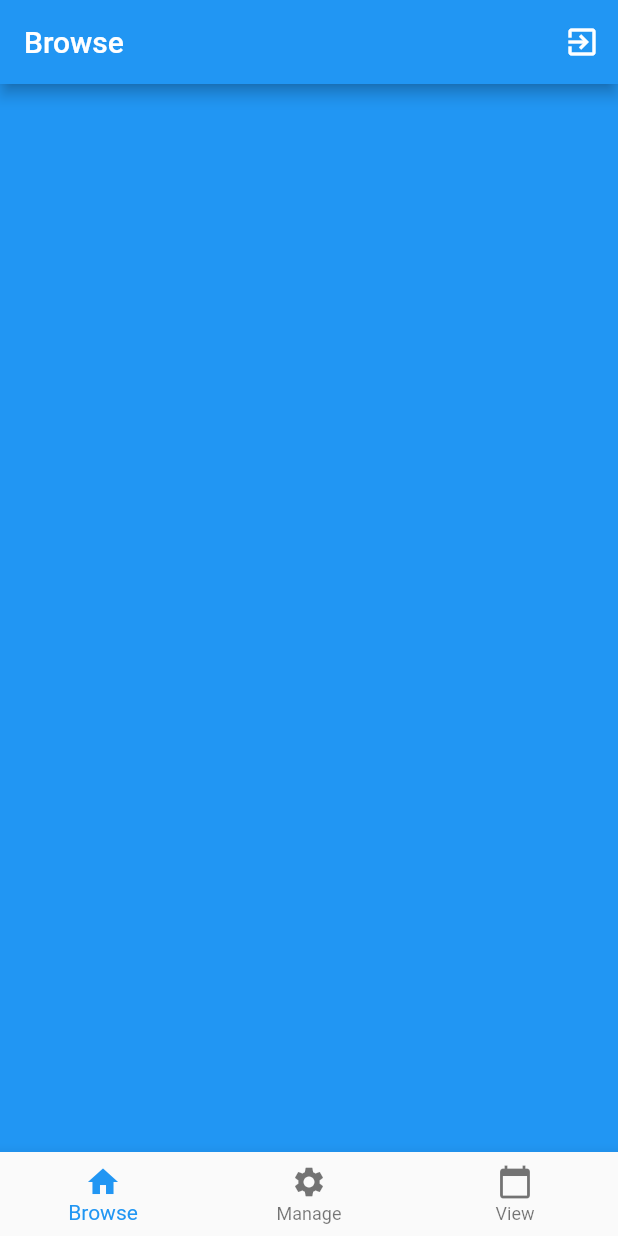
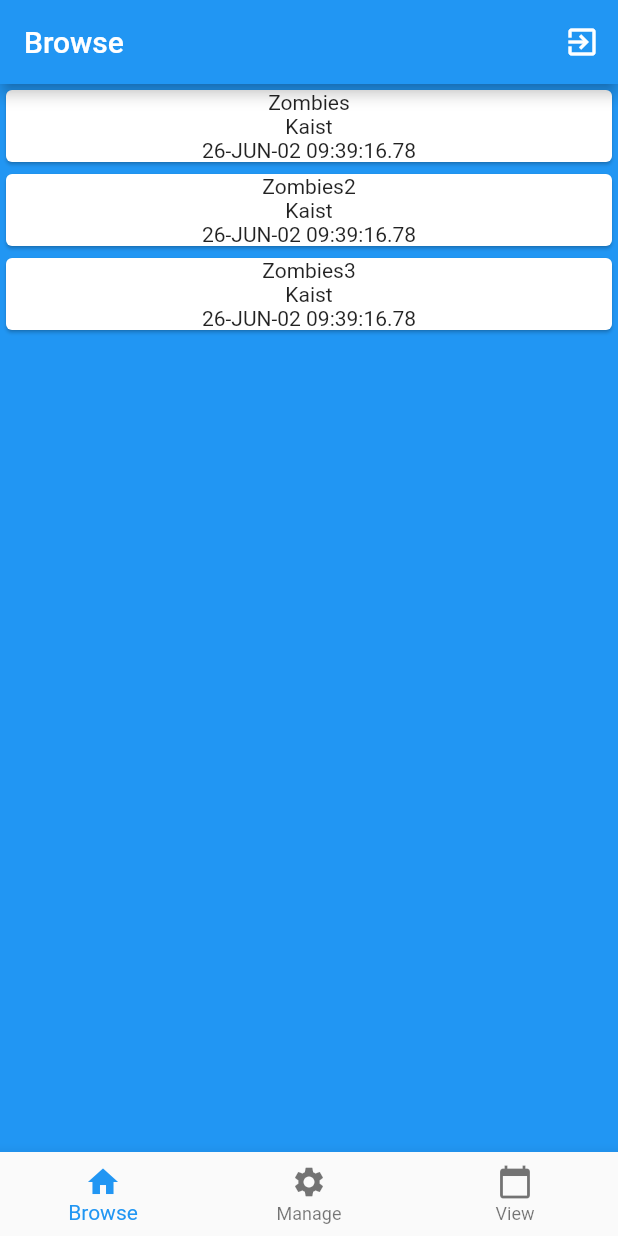
Before and after one commit to myaldiz/ByteMe, a Flutter app: the screen it shows after launch, after a tap on "Log in", on a phone screen of 412 x 824 dp. Run offline on Flutter 3.47's test engine with Material 2 defaults, Android fonts, the light colour scheme and no system bars.

Commit message:
Implemented JSON decoding and added dummy data to UI, authentication for login/signup, scrollable list in browse view

```diff
--- /dev/null
+++ b/ui/byteme/JsonInterface/Server_Response/List_events.json
@@ -0,0 +1,38 @@
+{
+    "Response": "List_events",
+    "Events": [
+        {
+            "Event": {
+                "id": 123,
+                "abstract": "BlaBla",
+                "place": "Kaist",
+                "time": "26-JUN-02 09:39:16.78",
+                "title": "Zombies",
+                "details": "Blabla",
+                "poster_image": "imageimage"
+            }
+        },
+        {
+            "Event": {
+                "id": 124,
+                "abstract": "BlaBla",
+                "place": "Kaist",
+                "time": "26-JUN-02 09:39:16.78",
+                "title": "Zombies2",
+                "details": "Blabla",
+                "poster_image": "imageimage"
+            }
+        },
+        {
+            "Event": {
+                "id": 125,
+                "abstract": "BlaBla",
+                "place": "Kaist",
+                "time": "26-JUN-02 09:39:16.78",
+                "title": "Zombies3",
+                "details": "Blabla",
+                "poster_image": "imageimage"
+            }
+        }
+    ]
+}
--- /dev/null
+++ b/ui/byteme/JsonInterface/Ui_Request/add_event.json
@@ -0,0 +1,16 @@
+{
+    "Request": "Add_event",
+    "User": {
+        "email": "myaldiz@kaist.ac.kr",
+        "pw_hash": "XXA83jd3kljsdf",
+        "ip": "143.248.143.29"
+    },
+    "Event": {
+        "abstract": "BlaBla",
+        "place": "Kaist",
+        "time": "26-JUN-02 09:39:16.78",
+        "title": "Zombies",
+        "details": "Blabla",
+        "poster_image": "imageimage"
+    }
+}
--- /dev/null
+++ b/ui/byteme/JsonInterface/Ui_Request/modify_event.json
@@ -0,0 +1,17 @@
+{
+    "Request": "Modify_event",
+    "User": {
+        "email": "myaldiz@kaist.ac.kr",
+        "pw_hash": "XXA83jd3kljsdf",
+        "ip": "143.248.143.29"
+    },
+    "Event": {
+        "id": 123,
+        "abstract": "BlaBla",
+        "place": "Kaist",
+        "time": "26-JUN-02 09:39:16.78",
+        "title": "Zombies",
+        "details": "Blabla",
+        "poster_image": "imageimage"
+    }
+}
--- a/ui/byteme/lib/browse.dart
+++ b/ui/byteme/lib/browse.dart
@@ -1,23 +1,64 @@
 import 'package:flutter/material.dart';
+import 'dart:convert';
+import 'package:flutter/services.dart' show rootBundle;
+import 'dart:async';
 
-class BrowsePage extends StatelessWidget {
+class BrowsePage extends StatefulWidget {
+  @override
+  State<StatefulWidget> createState() {
+    return BrowsePageState();
+  }
+}
+
+class BrowsePageState extends State<BrowsePage> {
+  List<Widget> cardsList = [];
+
   @override
   Widget build(BuildContext context) {
+    if (cardsList.length == 0) {
+      createCardList();
+      return Scaffold();
+    }
     return Scaffold(
         backgroundColor: Theme.of(context).primaryColor,
         appBar: AppBar(
             title: Text("Browse"),
             automaticallyImplyLeading: false,
-        actions: <Widget>[IconButton(
+            actions: <Widget>[
+              IconButton(
                   icon: Icon(Icons.exit_to_app),
-          onPressed: (){Navigator.popAndPushNamed(context,'/login');})]
-      ),
-      bottomNavigationBar: BottomNavigationBar(
-          items: [
-            BottomNavigationBarItem(icon: Icon(Icons.home), title: Text("Browse")),
-            BottomNavigationBarItem(icon: Icon(Icons.settings), title: Text("Manage")),
-            BottomNavigationBarItem(icon: Icon(Icons.calendar_today), title: Text("View"))
+                  onPressed: () {
+                    Navigator.popAndPushNamed(context, '/login');
+                  })
             ]),
+        bottomNavigationBar: BottomNavigationBar(items: [
+          BottomNavigationBarItem(
+              icon: Icon(Icons.home), title: Text("Browse")),
+          BottomNavigationBarItem(
+              icon: Icon(Icons.settings), title: Text("Manage")),
+          BottomNavigationBarItem(
+              icon: Icon(Icons.calendar_today), title: Text("View"))
+        ]),
+        body: ListView(
+          children: cardsList,
+        ));
+  }
+
+  Future<void> createCardList() async {
+    String responseString = await rootBundle
+        .loadString('JsonInterface/Server_Response/List_events.json');
+    Map<String, dynamic> responseContent = json.decode(responseString);
+    responseContent["Events"].forEach((event) {
+      event = event["Event"];
+      Widget card = Card(
+        child: Column(children: [Text(event["title"]),
+          Text(event["place"]),
+          Text(event["time"])
+        ])
       );
+      setState(() {
+        cardsList.add(card);
+      });
+    });
   }
 }
--- a/ui/byteme/lib/login.dart
+++ b/ui/byteme/lib/login.dart
@@ -1,4 +1,7 @@
 import 'package:flutter/material.dart';
+import 'dart:convert';
+import 'package:flutter/services.dart' show rootBundle;
+
 
 class LoginPage extends StatefulWidget {
   @override
@@ -8,14 +11,13 @@ class LoginPage extends StatefulWidget {
 }
 
 class _LoginState extends State<LoginPage> {
-  static final emailController = TextEditingController();
-  static final passwordController = TextEditingController();
+  static final _email = TextEditingController();
+  static final _password = TextEditingController();
   String email, password;
 
   @override
   Widget build(BuildContext context) {
     return Scaffold(
-//        backgroundColor: Theme.of(context).primaryColor,
         appBar: AppBar(
           automaticallyImplyLeading: false,
           title: Text("Log in"),
@@ -26,20 +28,28 @@ class _LoginState extends State<LoginPage> {
                 children: mainWidgets(context))));
   }
 
-  bool authenticate(){
-    setState(){
-      email = emailController.text;
-      password = passwordController.text;
+  Future<bool> authenticate() async{
+    setState((){
+      email = _email.text;
+      password = _password.text;
+    });
+    String responseString = await rootBundle.loadString('JsonInterface/Server_Response/login.json');
+    Map<String,dynamic> responseContent = json.decode(responseString);
+    String result = responseContent["Example_responses"][1]["result"];
+    if(result == "accepted"){
+      return true;
     }
-    return true;
+    else{
+      return false;
+    }
   }
 
-  mainWidgets(BuildContext context) {
+  mainWidgets(BuildContext context){
     return <Widget>[
       FlutterLogo(size: 50.0),
       SizedBox(height: 50.0),
       TextFormField(
-        controller: emailController,
+        controller: _email,
         keyboardType: TextInputType.emailAddress,
         autofocus: false,
         decoration: InputDecoration(
@@ -51,7 +61,7 @@ class _LoginState extends State<LoginPage> {
       ),
       SizedBox(height: 20.0),
       TextFormField(
-        controller: passwordController,
+        controller: _password,
         obscureText: true,
         autofocus: false,
         decoration: InputDecoration(
@@ -64,19 +74,31 @@ class _LoginState extends State<LoginPage> {
       SizedBox(height: 35.0),
       RaisedButton(
         child: Text("Log in"),
-        onPressed: () {
-          if(authenticate()) {
+        onPressed: () async {
+          if(await authenticate()) {
             Navigator.of(context).popAndPushNamed('/');
+          }else{
+            showDialog(
+                context: context,
+                builder: (context) {
+                  return AlertDialog(
+                      content: Text("Login Failed!"),
+                      actions: <Widget>[
+                        RaisedButton(
+                            onPressed: () {
+                              Navigator.of(context).pop();
+                            },
+                            child: Text("Try Again"))
+                      ]);
+                });
           }
         },
       ),
       SizedBox(height: 7.0),
       RaisedButton(
         child: Text("Register"),
-        onPressed: () {
-          if(authenticate()) {
+        onPressed: () async {
             Navigator.of(context).pushNamed('/signup');
-          }
         },
       ),
     ];
--- a/ui/byteme/lib/main.dart
+++ b/ui/byteme/lib/main.dart
@@ -7,13 +7,13 @@ import 'browse.dart';
 void main() => runApp(MyApp());
 
 class MyApp extends StatelessWidget {
-  final app_theme = ThemeData();
+  final appTheme = ThemeData();
 
   @override
   Widget build(BuildContext context) {
     return MaterialApp(
-      title: 'Flutter Demo',
-      theme: app_theme,
+      title: 'ByteMe',
+      theme: appTheme,
       initialRoute: '/login',
       routes: <String, WidgetBuilder>{
         '/': (BuildContext context) => BrowsePage(),
```
Also changed, not shown: ui/byteme/JsonInterface/Server_Response/add_event.json (added, +28 -0 lines), ui/byteme/JsonInterface/Server_Response/login.json (added, +14 -0 lines), ui/byteme/JsonInterface/Server_Response/modify_event.json (added, +28 -0 lines), ui/byteme/JsonInterface/Server_Response/sign_up.json (added, +14 -0 lines), ui/byteme/JsonInterface/Ui_Request/List_events.json (added, +8 -0 lines), ui/byteme/JsonInterface/Ui_Request/login.json (added, +8 -0 lines), ui/byteme/JsonInterface/Ui_Request/sign_up.json (added, +8 -0 lines), ui/byteme/lib/signup.dart (+49 -2 lines), ui/byteme/pubspec.yaml (+6 -1 lines), 1 other file. Lines whose indentation alone changed are shown as unchanged.
